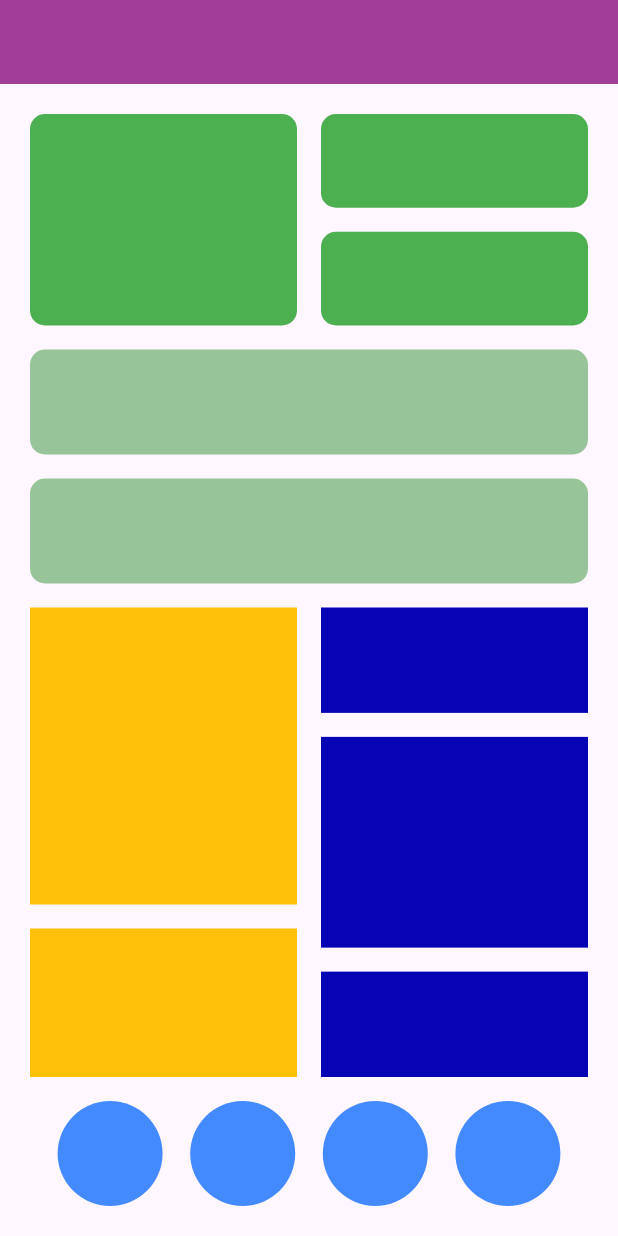
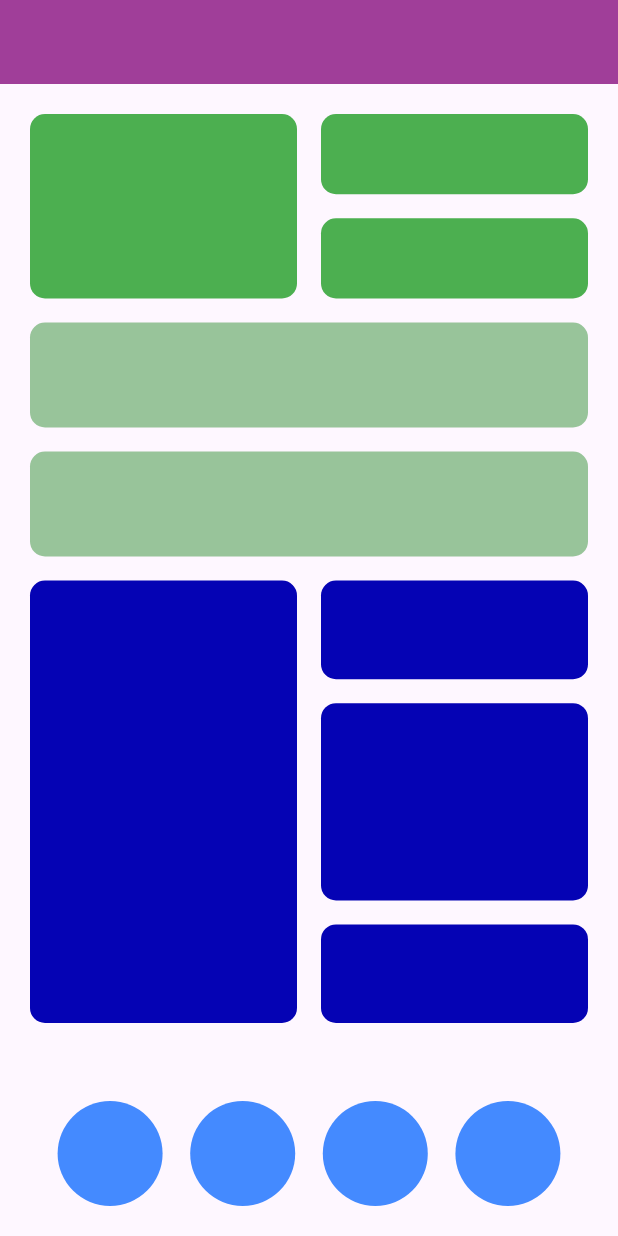
Before and after one commit to sanjayadanushka712/Flutter-Layouts, a Flutter app: the screen it shows after launch, on a phone screen of 412 x 824 dp. Run offline on Flutter 3.47's test engine with Material 3 defaults, Android fonts, the phone set to English and light mode, and no system bars; our stand-ins replace material_ui.

Commit message:
add 20 height sizebox above bottom row & some containers add border radious

```diff
--- a/lib/main.dart
+++ b/lib/main.dart
@@ -1,4 +1,4 @@
-import 'package:flutter/material.dart';
+import 'package:material_ui/material_ui.dart';
 
 void main() {
   runApp(const MyApp());
@@ -99,17 +99,13 @@ class MyApp extends StatelessWidget {
                         spacing: 16.0,
                         children: [
                           Expanded(
-                            flex: 2,
                             child: Container(
                               width: double.infinity,
-                              color: Colors.amber,
-                            ),
-                          ),
-                          Expanded(
-                            flex: 1,
-                            child: Container(
-                              width: double.infinity,
-                              color: Colors.amber,
+                              // color: Colors.amber,
+                              decoration: BoxDecoration(
+                                color: const Color.fromARGB(255, 5, 3, 180),
+                                borderRadius: BorderRadius.circular(10),
+                              ),
                             ),
                           ),
                         ],
@@ -125,21 +121,33 @@ class MyApp extends StatelessWidget {
                             flex: 1,
                             child: Container(
                               width: double.infinity,
-                              color: const Color.fromARGB(255, 5, 3, 180),
+                              decoration: BoxDecoration(
+                                color: const Color.fromARGB(255, 5, 3, 180),
+                                borderRadius: BorderRadius.circular(10),
+                              ),
+                              // color: const Color.fromARGB(255, 5, 3, 180),
                             ),
                           ),
                           Expanded(
                             flex: 2,
                             child: Container(
                               width: double.infinity,
-                              color: const Color.fromARGB(255, 5, 3, 180),
+                              decoration: BoxDecoration(
+                                color: const Color.fromARGB(255, 5, 3, 180),
+                                borderRadius: BorderRadius.circular(10),
+                              ),
+                              // color: const Color.fromARGB(255, 5, 3, 180),
                             ),
                           ),
                           Expanded(
                             flex: 1,
                             child: Container(
                               width: double.infinity,
-                              color: const Color.fromARGB(255, 5, 3, 180),
+                              decoration: BoxDecoration(
+                                color: const Color.fromARGB(255, 5, 3, 180),
+                                borderRadius: BorderRadius.circular(10),
+                              ),
+                              // color: const Color.fromARGB(255, 5, 3, 180),
                             ),
                           ),
                         ],
@@ -147,6 +155,10 @@ class MyApp extends StatelessWidget {
                     ),
                   ],
                 ),
+              ),
+              SizedBox(
+                height:
+                    20, // Adds space between the circles and the bottom of the screen
               ),
               Row(
                 mainAxisAlignment:
--- a/pubspec.yaml
+++ b/pubspec.yaml
@@ -34,6 +34,9 @@ dependencies:
   # The following adds the Cupertino Icons font to your application.
   # Use with the CupertinoIcons class for iOS style icons.
   cupertino_icons: ^1.0.8
+
+  # Material widgets moved out of package:flutter in Flutter 3.47.
+  material_ui: ^1.11.1
 
 dev_dependencies:
   flutter_test:
```
Also changed, not shown: analysis_options.yaml (+9 -0 lines), pubspec.lock, 4 other files.
